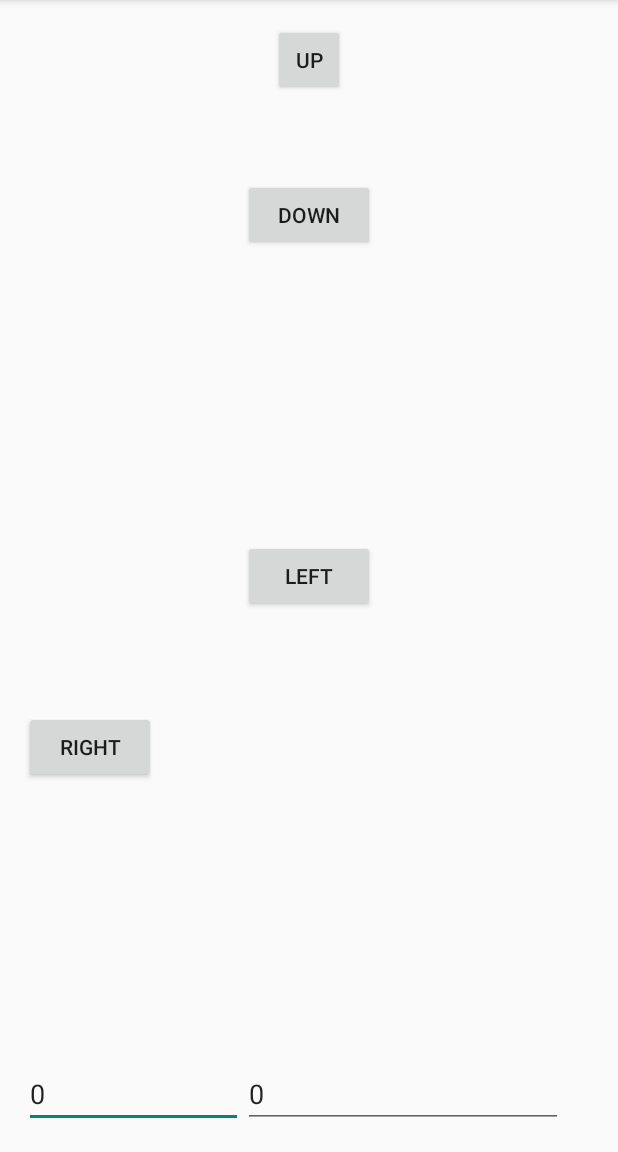
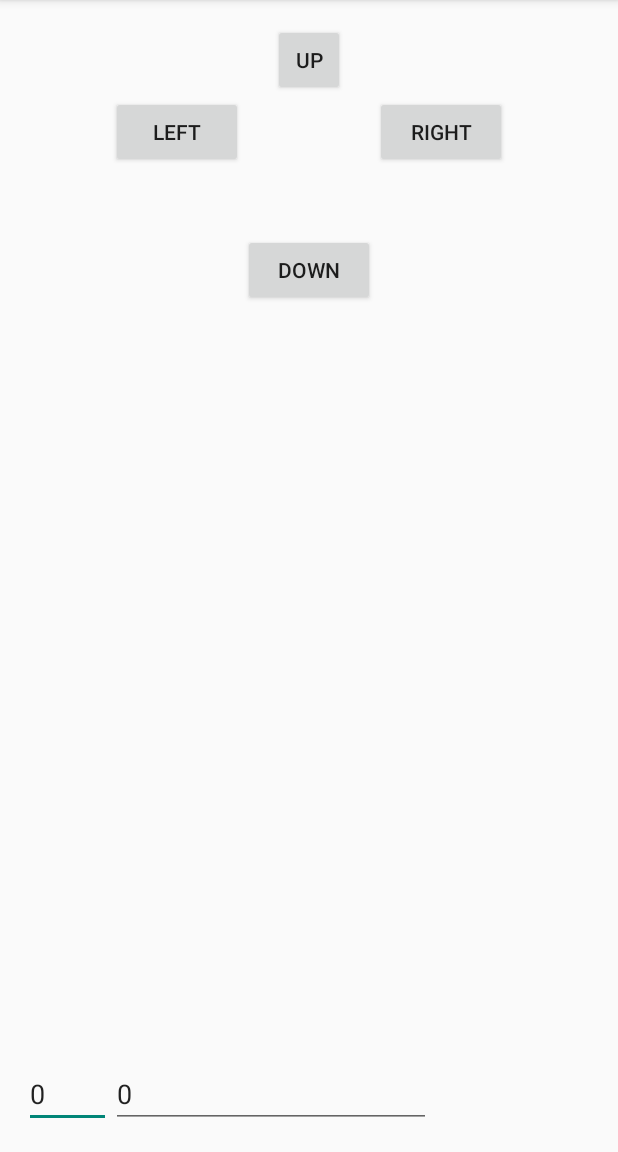
Before and after one commit to omarrodriguez15/VrPresence, an Android app: the screen it shows after launch (TestMain), after a tap on "UP", on a phone screen of 412 x 824 dp, the part 84-1236 px from its top. Run offline under Robolectric (Android 15) with nearby library versions, the phone set to English and light mode, and no system bars; libraries missing offline, so code that uses them is left out: android.test.

Commit message:
Wired Buttons to events for left and right

```diff
--- a/PhoneTest_4_30/app/src/main/java/com/example/bibleman4555/phonetest/ATcommandThread.java
+++ b/PhoneTest_4_30/app/src/main/java/com/example/bibleman4555/phonetest/ATcommandThread.java
@@ -14,7 +14,17 @@ public class ATcommandThread extends AsyncTask<String, Integer, Boolean> {
     protected Boolean doInBackground(String... arg0) {
         try {
 
-            String messageStr = "0001";
+            String messageStr = " ";
+            switch (arg0[0]){
+                case "up":messageStr = "1";
+                    break;
+                case "right":messageStr = "2";
+                    break;
+                case "left":messageStr = "3";
+                    break;
+                default:
+                    break;
+            }
             int server_port = 8888;
             DatagramSocket s = new DatagramSocket();
             InetAddress local = InetAddress.getByName("192.168.1.105");
--- a/PhoneTest_4_30/app/src/main/java/com/example/bibleman4555/phonetest/TestMain.java
+++ b/PhoneTest_4_30/app/src/main/java/com/example/bibleman4555/phonetest/TestMain.java
@@ -1,5 +1,6 @@
 package com.example.bibleman4555.phonetest;
 
+import android.nfc.Tag;
 import android.os.AsyncTask;
 import android.support.v7.app.ActionBarActivity;
 import android.os.Bundle;
@@ -26,7 +27,7 @@ import android.content.Context;
 import android.widget.EditText;
 
 
-public class TestMain extends ActionBarActivity{
+public class TestMain extends ActionBarActivity  implements SensorEventListener{
 
     private static final String TAG = TestMain.class.getSimpleName();
     private SensorManager mSensorManager;
@@ -43,10 +44,22 @@ public class TestMain extends ActionBarActivity{
         setContentView(R.layout.activity_test_main);
         text1 = (EditText) findViewById(R.id.x_box);
         text2 = (EditText) findViewById(R.id.y_box);
-        Button btnStart = (Button)findViewById(R.id.up_button);
-        btnStart.setOnClickListener(new View.OnClickListener() {
+        Button btnUp = (Button)findViewById(R.id.up_button);
+        btnUp.setOnClickListener(new View.OnClickListener() {
             public void onClick(View v) {
-              AsyncTask<String, Integer, Boolean> result =  new ATcommandThread().execute();
+                new ATcommandThread().execute("up");
+            }
+        });
+        Button btnRight = (Button)findViewById(R.id.right_button);
+        btnRight.setOnClickListener(new View.OnClickListener() {
+            public void onClick(View v) {
+                 new ATcommandThread().execute("right");
+            }
+        });
+        Button btnLeft = (Button)findViewById(R.id.left_button);
+        btnLeft.setOnClickListener(new View.OnClickListener() {
+            public void onClick(View v) {
+                new ATcommandThread().execute("left");
             }
         });
         mSensorManager = (SensorManager) getSystemService(Context.SENSOR_SERVICE);
@@ -74,12 +87,14 @@ public class TestMain extends ActionBarActivity{
     boolean setinit = false;
     boolean left, right, up, down = false;
 
-
+    @Override
     public final void onSensorChanged(SensorEvent event) {
         // Many sensors return 3 values, one for each axis.
         float x = event.values[0];
         float y = event.values[1];
         float z = event.values[2];
+        String debug = String.format("x is %d", x);
+        Log.d(TAG, debug);
         if(setinit == false){
             xini = x;
             yini = y;
@@ -99,6 +114,11 @@ public class TestMain extends ActionBarActivity{
         }
         text1.setText((int)x);
         text2.setText((int)y);
+    }
+
+    @Override
+    public void onAccuracyChanged(Sensor sensor, int accuracy) {
+        // TODO Auto-generated method stub
     }
 
     static void sendToArduino(View v){
--- a/PhoneTest_4_30/app/src/main/res/layout/activity_test_main.xml
+++ b/PhoneTest_4_30/app/src/main/res/layout/activity_test_main.xml
@@ -22,32 +22,31 @@
         android:layout_height="wrap_content"
         android:text="Down"
         android:id="@+id/down_button"
-        android:layout_below="@+id/up_button"
+
+        android:layout_below="@+id/left_button"
         android:layout_centerHorizontal="true"
-        android:layout_marginTop="55dp"
-
-        />
+        android:layout_marginTop="44dp" />
 
     <Button
         android:layout_width="wrap_content"
         android:layout_height="wrap_content"
         android:text="Left"
         android:id="@+id/left_button"
-        android:layout_centerVertical="true"
-        android:layout_centerHorizontal="true"
         android:singleLine="false"
 
-        />
+        android:layout_below="@+id/up_button"
+        android:layout_toLeftOf="@+id/down_button"
+        android:layout_toStartOf="@+id/down_button" />
 
     <Button
         android:layout_width="wrap_content"
         android:layout_height="wrap_content"
         android:text="right"
         android:id="@+id/right_button"
-        android:layout_marginTop="66dp"
-        android:layout_below="@+id/left_button"
 
-        />
+        android:layout_alignTop="@+id/left_button"
+        android:layout_toRightOf="@+id/down_button"
+        android:layout_toEndOf="@+id/down_button" />
 
     <EditText
         android:layout_width="wrap_content"
```
Also changed, not shown: 4 other files.
